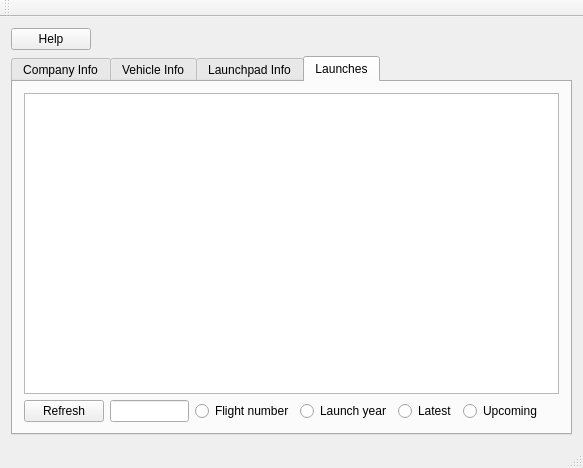
Qt form mainwindow.ui (AtonDuke/SpaceXAPI-Qt_Client) before a commit.
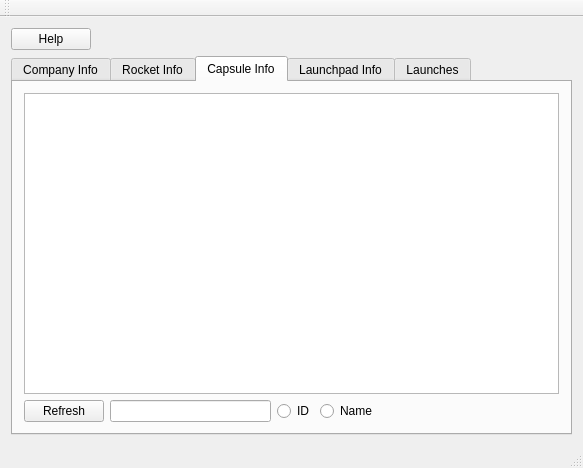
The same form after that commit.

Commit message: Update to newer version of API, magical fixing qDebug bug.

```diff
--- a/mainwindow.ui
+++ b/mainwindow.ui
@@ -38,7 +38,7 @@
     <item row="1" column="0" colspan="2">
      <widget class="QTabWidget" name="tabWidget">
       <property name="currentIndex">
-       <number>3</number>
+       <number>2</number>
       </property>
       <widget class="QWidget" name="tabCompany">
        <attribute name="title">
@@ -72,7 +72,7 @@
       </widget>
       <widget class="QWidget" name="tabVehicles">
        <attribute name="title">
-        <string>Vehicle Info</string>
+        <string>Rocket Info</string>
        </attribute>
        <layout class="QGridLayout" name="gridLayout_2">
         <item row="0" column="0" colspan="5">
@@ -117,6 +117,53 @@
         </item>
        </layout>
       </widget>
+      <widget class="QWidget" name="tabCapsules">
+       <attribute name="title">
+        <string>Capsule Info</string>
+       </attribute>
+       <layout class="QGridLayout" name="gridLayout_6">
+        <item row="0" column="0" colspan="5">
+         <widget class="QTextBrowser" name="textCapsule"/>
+        </item>
+        <item row="1" column="0">
+         <widget class="QPushButton" name="buttonRefreshCapsule">
+          <property name="text">
+           <string>Refresh</string>
+          </property>
+         </widget>
+        </item>
+        <item row="1" column="1">
+         <widget class="QLineEdit" name="lineSearchCapsule"/>
+        </item>
+        <item row="1" column="2">
+         <widget class="QRadioButton" name="radioCapsuleID">
+          <property name="text">
+           <string>ID</string>
+          </property>
+         </widget>
+        </item>
+        <item row="1" column="3">
+         <widget class="QRadioButton" name="radioCapsuleName">
+          <property name="text">
+           <string>Name</string>
+          </property>
+         </widget>
+        </item>
+        <item row="1" column="4">
+         <spacer name="horizontalSpacer_6">
+          <property name="orientation">
+           <enum>Qt::Horizontal</enum>
+          </property>
+          <property name="sizeHint" stdset="0">
+           <size>
+            <width>176</width>
+            <height>20</height>
+           </size>
+          </property>
+         </spacer>
+        </item>
+       </layout>
+      </widget>
       <widget class="QWidget" name="tabLaunchpad">
        <attribute name="title">
         <string>Launchpad Info</string>
```
Left out of the diff: 26 changed lines with no effect on the pictures. The commit also changes 2 other files.
